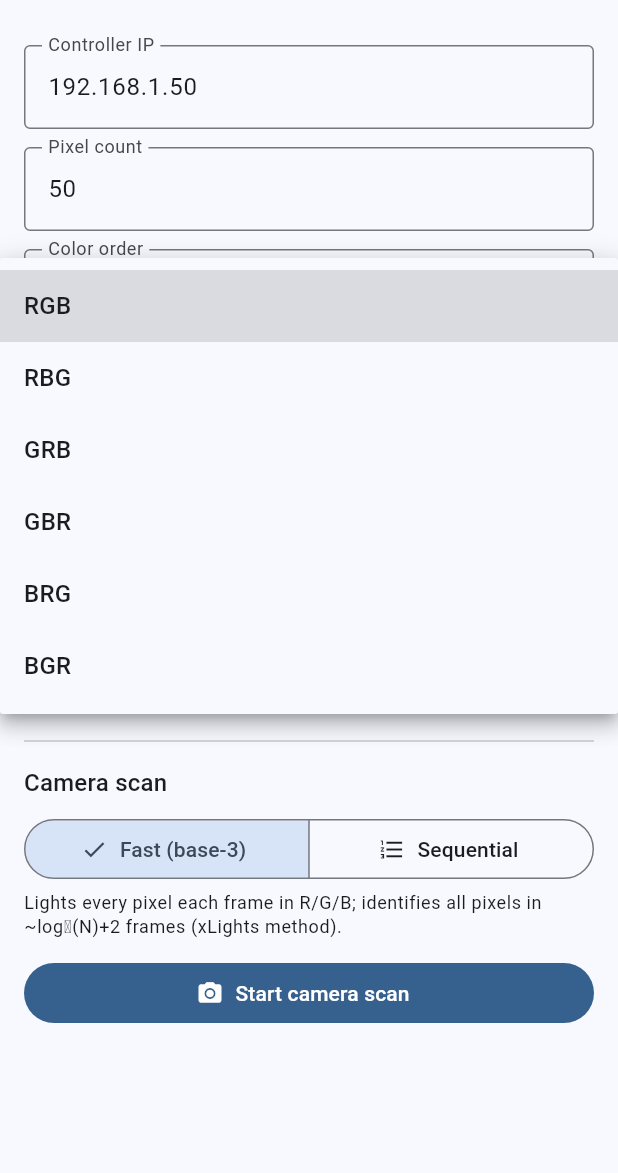
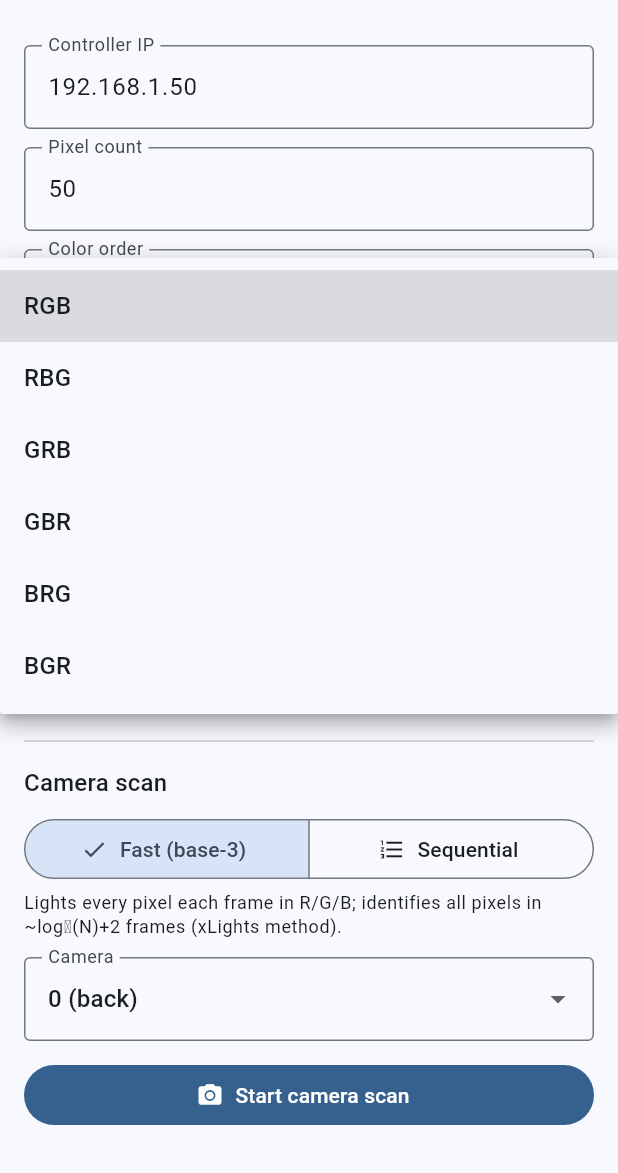
Before and after one commit to computergeek1507/pixel_mapper, a Flutter app: the screen it shows after launch, after a tap on "Start camera scan", after a tap on "RGB", on a phone screen of 412 x 824 dp, the part 63-1236 px from its top. Run offline on Flutter 3.47's test engine with Material 3 defaults, Android fonts, the phone set to English and light mode, and no system bars; our stand-ins replace camera, shared_preferences; missing offline and left inert: file_saver, media_kit, media_kit_video.

Commit message:
Add camera selection when multiple cameras are present
Enumerate device cameras and show a Camera dropdown (labelled by name and
lens direction) when two or more are found and RTSP isn't in use. The chosen
index is passed to the scan's camera source and persisted. Works on Windows
(multiple webcams / Connected Camera) and mobile (front/back).

Co-Authored-By: Claude Opus 4.8 (1M context) <noreply@anthropic.com>

```diff
--- a/lib/ui/target_setup_page.dart
+++ b/lib/ui/target_setup_page.dart
@@ -1,5 +1,6 @@
 import 'dart:async';
 
+import 'package:camera/camera.dart' show CameraDescription, CameraLensDirection;
 import 'package:flutter/foundation.dart';
 import 'package:flutter/material.dart';
 import 'package:shared_preferences/shared_preferences.dart';
@@ -35,6 +36,8 @@ class _TargetSetupPageState extends State<TargetSetupPage> {
   PixelColor _testColor = PixelColor.white;
   bool _useRtsp = false;
   ScanMode _scanMode = ScanMode.fastBase3;
+  List<CameraDescription> _cameras = const [];
+  int _cameraIndex = 0;
   PixelOutput? _output;
   bool _connecting = false;
   String? _status;
@@ -53,6 +56,34 @@ class _TargetSetupPageState extends State<TargetSetupPage> {
   void initState() {
     super.initState();
     _loadSettings();
+    _loadCameras();
+  }
+
+  /// Enumerates the device cameras so the user can pick one when there's more
+  /// than the default (e.g. front/back, or multiple webcams on Windows).
+  Future<void> _loadCameras() async {
+    try {
+      final cams = await CameraPackageSource.listCameras();
+      if (!mounted) return;
+      setState(() {
+        _cameras = cams;
+        if (_cameraIndex >= cams.length) _cameraIndex = 0;
+      });
+    } catch (_) {
+      // No camera plugin / no cameras — leave the list empty (uses default).
+    }
+  }
+
+  String _cameraLabel(int i) {
+    if (i < 0 || i >= _cameras.length) return 'Camera $i';
+    final c = _cameras[i];
+    final dir = switch (c.lensDirection) {
+      CameraLensDirection.front => 'front',
+      CameraLensDirection.back => 'back',
+      CameraLensDirection.external => 'external',
+    };
+    final name = c.name.isNotEmpty ? c.name : 'Camera $i';
+    return '$name ($dir)';
   }
 
   /// Restores the last-used settings so the user doesn't re-enter them.
@@ -73,6 +104,7 @@ class _TargetSetupPageState extends State<TargetSetupPage> {
           (e) => e.name == p.getString('scanMode'), orElse: () => _scanMode);
       _useRtsp = p.getBool('useRtsp') ?? _useRtsp;
       _brightness = p.getDouble('brightness') ?? _brightness;
+      _cameraIndex = p.getInt('cameraIndex') ?? _cameraIndex;
     });
   }
 
@@ -89,6 +121,7 @@ class _TargetSetupPageState extends State<TargetSetupPage> {
     await p.setString('scanMode', _scanMode.name);
     await p.setBool('useRtsp', _useRtsp);
     await p.setDouble('brightness', _brightness);
+    await p.setInt('cameraIndex', _cameraIndex);
   }
 
   @override
@@ -115,7 +148,7 @@ class _TargetSetupPageState extends State<TargetSetupPage> {
     await _disconnect();
     final CameraSource camera = (_useRtsp && _rtspSupported)
         ? RtspCameraSource(_rtspCtrl.text.trim())
-        : CameraPackageSource();
+        : CameraPackageSource(cameraIndex: _cameraIndex);
     if (!mounted) return;
     await Navigator.of(context).push(MaterialPageRoute(
       builder: (_) => ScanPage(config: cfg, camera: camera, mode: _scanMode),
@@ -462,6 +495,21 @@ class _TargetSetupPageState extends State<TargetSetupPage> {
                 : 'Lights one pixel at a time — slower but simplest.',
             style: Theme.of(context).textTheme.bodySmall,
           ),
+          if (!_useRtsp && _cameras.length >= 2) ...[
+            const SizedBox(height: 12),
+            DropdownButtonFormField<int>(
+              initialValue: _cameraIndex.clamp(0, _cameras.length - 1),
+              decoration: const InputDecoration(
+                labelText: 'Camera',
+                border: OutlineInputBorder(),
+              ),
+              items: [
+                for (var i = 0; i < _cameras.length; i++)
+                  DropdownMenuItem(value: i, child: Text(_cameraLabel(i))),
+              ],
+              onChanged: (i) => setState(() => _cameraIndex = i ?? _cameraIndex),
+            ),
+          ],
           const SizedBox(height: 12),
           if (_rtspSupported) ...[
             SwitchListTile(
```
